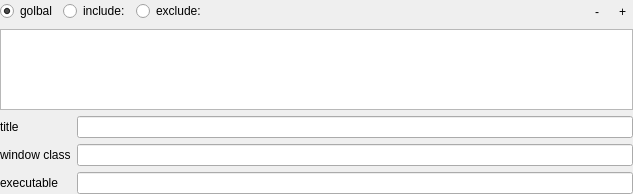
ewerybody/a2, file ui/a2widget/a2hotkey/scope_widget.ui: the form before one commit.
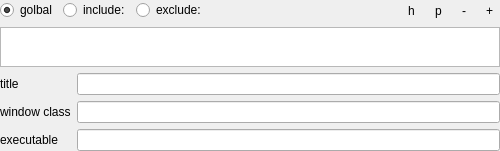
The form after the commit. Custom widgets are drawn as their Qt base class.

Commit message: finished scope widget menus

```diff
--- a/ui/a2widget/a2hotkey/scope_widget.ui
+++ b/ui/a2widget/a2hotkey/scope_widget.ui
@@ -6,8 +6,8 @@
    <rect>
     <x>0</x>
     <y>0</y>
-    <width>633</width>
-    <height>194</height>
+    <width>500</width>
+    <height>146</height>
    </rect>
   </property>
   <property name="windowTitle">
@@ -22,10 +22,7 @@
    </property>
    <item>
     <layout class="QHBoxLayout" name="horizontalLayout_2">
-     <property name="spacing">
-      <number>100</number>
-     </property>
-     <item>
+     <item alignment="Qt::AlignLeft">
       <widget class="QWidget" name="type_radio_widget" native="true">
        <layout class="QHBoxLayout" name="horizontalLayout">
         <property name="margin">
@@ -71,18 +68,43 @@
        </property>
        <property name="sizeHint" stdset="0">
         <size>
-         <width>0</width>
-         <height>0</height>
+         <width>40</width>
+         <height>20</height>
         </size>
        </property>
       </spacer>
      </item>
-     <item>
+     <item alignment="Qt::AlignRight">
       <widget class="QWidget" name="tool_buttons_widget" native="true">
        <layout class="QHBoxLayout" name="horizontalLayout_3">
         <property name="margin">
          <number>0</number>
         </property>
+        <item>
+         <widget class="QToolButton" name="scope_help">
+          <property name="sizePolicy">
+           <sizepolicy hsizetype="Minimum" vsizetype="Fixed">
+            <horstretch>0</horstretch>
+            <verstretch>0</verstretch>
+           </sizepolicy>
+          </property>
+          <property name="maximumSize">
+           <size>
+            <width>50</width>
+            <height>35</height>
+           </size>
+          </property>
+          <property name="toolTip">
+           <string notr="true">Help on Scopes</string>
+          </property>
+          <property name="text">
+           <string notr="true">h</string>
+          </property>
+          <property name="autoRaise">
+           <bool>true</bool>
+          </property>
+         </widget>
+        </item>
         <item>
          <widget class="QToolButton" name="scope_pick">
           <property name="sizePolicy">
@@ -101,7 +123,7 @@
            <string notr="true">Pick from a Window</string>
           </property>
           <property name="text">
-           <string notr="true"/>
+           <string notr="true">p</string>
           </property>
           <property name="autoRaise">
            <bool>true</bool>
@@ -173,7 +195,7 @@
      </property>
      <property name="minimumSize">
       <size>
-       <width>0</width>
+       <width>500</width>
        <height>40</height>
       </size>
      </property>
```
Left out of the diff: 13 changed lines with no effect on the pictures. The commit also changes 2 other files.
